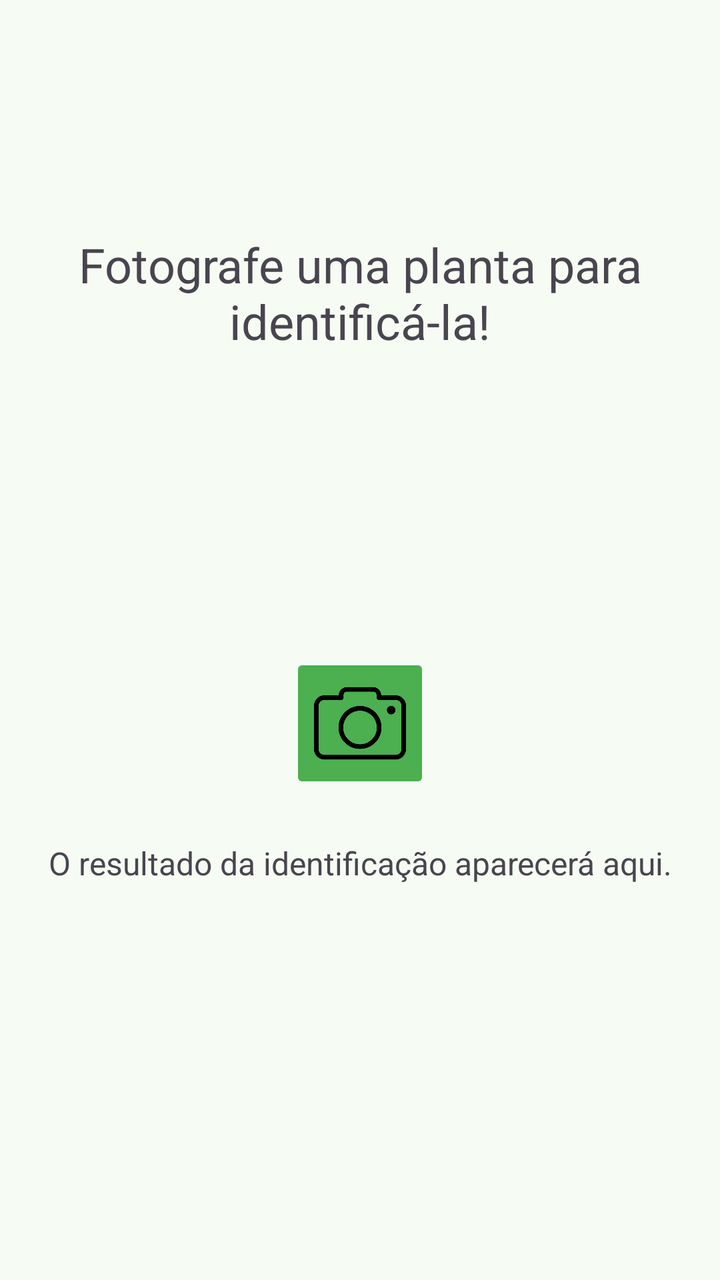
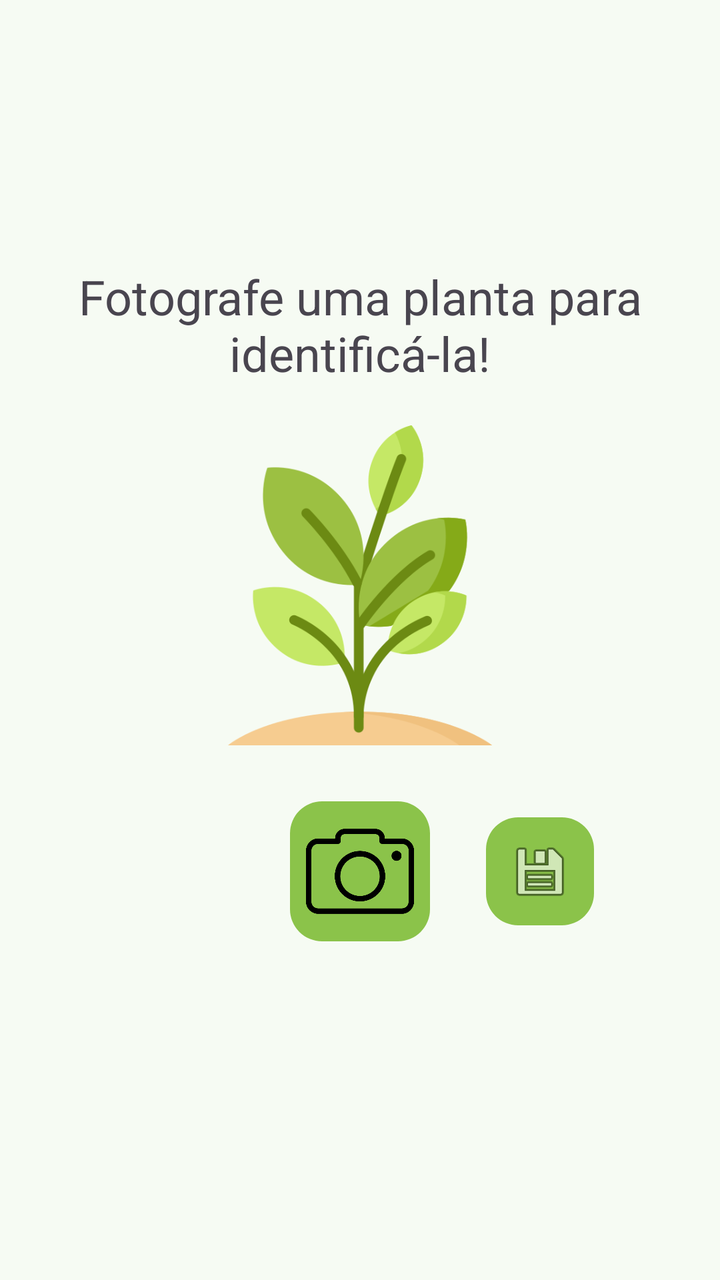

Screens rendered from an Android XML layout before and after an edit, with the pre-edit source and the edit as a unified diff.
<!-- AndroidManifest.xml: application theme Theme.MyYard -->
<!-- res/layout/fragment_catalog.xml -->
<?xml version="1.0" encoding="utf-8"?>
<LinearLayout xmlns:android="http://schemas.android.com/apk/res/android"
    xmlns:app="http://schemas.android.com/apk/res-auto"
    android:layout_width="match_parent"
    android:layout_height="match_parent"
    android:gravity="center_horizontal"
    android:orientation="vertical"
    android:padding="16dp">

    <TextView
        android:id="@+id/textView"
        android:layout_width="match_parent"
        android:layout_height="wrap_content"
        android:layout_marginTop="100dp"
        android:gravity="center"
        android:text="Fotografe uma planta para identificá-la!"
        android:textSize="24sp" />

    <ImageButton
        android:id="@+id/imageButton"
        android:layout_width="70dp"
        android:layout_height="70dp"
        android:layout_marginTop="150dp"
        android:backgroundTint="#4CAF50"
        android:scaleType="centerInside"
        app:srcCompat="@drawable/camera" />

    <ScrollView
        android:layout_width="match_parent"
        android:layout_height="wrap_content">

        <LinearLayout
            android:layout_width="match_parent"
            android:layout_height="wrap_content"
            android:orientation="vertical">

            <TextView
                android:id="@+id/tvResultado"
                android:layout_width="match_parent"
                android:layout_height="wrap_content"
                android:layout_marginTop="24dp"
                android:gravity="center"
                android:text="O resultado da identificação aparecerá aqui."
                android:textSize="16sp" />
        </LinearLayout>
    </ScrollView>

</LinearLayout>
<!-- resources referenced by this layout -->
<resources>
  <!-- drawable camera: png bitmap (drawable, 14457 bytes) -->
  <style name="Theme.MyYard" parent="Base.Theme.MyYard" />
  <style name="Base.Theme.MyYard" parent="Theme.Material3.DayNight.NoActionBar">
          
          
          <item name="colorPrimary">@color/primary_light</item>
          <item name="colorOnPrimary">@color/on_primary_light</item>
          <item name="colorPrimaryContainer">@color/primary_container_light</item>
          <item name="colorOnPrimaryContainer">@color/on_primary_container_light</item>
  
          <item name="colorSecondary">@color/secondary_light</item>
          <item name="colorOnSecondary">@color/on_secondary_light</item>
  
          
          <item name="android:colorBackground">@color/background_light</item>
          <item name="colorOnBackground">@color/on_background_light</item>
          <item name="colorSurface">@color/surface_light</item>
          <item name="colorOnSurface">@color/on_surface_light</item>
          <item name="colorSurfaceVariant">@color/surface_variant_light</item>
          <item name="colorOnSurfaceVariant">@color/on_surface_variant_light</item>
  
          
          <item name="colorError">@color/error_light</item>
          <item name="colorOnError">@color/on_error_light</item>
  
          
          <item name="android:statusBarColor">@color/background_light</item>
          <item name="android:windowLightStatusBar">true</item>
          <item name="android:navigationBarColor">@color/background_light</item>
      </style>
  <color name="primary_light">#2E6F40</color>
  <color name="on_primary_light">#FFFFFF</color>
  <color name="primary_container_light">#B3F2C2</color>
  <color name="on_primary_container_light">#00210B</color>
  <color name="secondary_light">#526350</color>
  <color name="on_secondary_light">#FFFFFF</color>
  <color name="background_light">#F6FBF3</color>
  <color name="on_background_light">#191D19</color>
  <color name="surface_light">#F6FBF3</color>
  <color name="on_surface_light">#191D19</color>
  <color name="surface_variant_light">#DEE5DA</color>
  <color name="on_surface_variant_light">#424940</color>
  <color name="error_light">#BA1A1A</color>
  <color name="on_error_light">#FFFFFF</color>
</resources>

<!-- the commit's change to res/layout/fragment_catalog.xml (unified diff, before → after) -->
@@ -1,48 +1,104 @@
 <?xml version="1.0" encoding="utf-8"?>
-<LinearLayout xmlns:android="http://schemas.android.com/apk/res/android"
+<androidx.constraintlayout.widget.ConstraintLayout xmlns:android="http://schemas.android.com/apk/res/android"
     xmlns:app="http://schemas.android.com/apk/res-auto"
+    xmlns:tools="http://schemas.android.com/tools"
     android:layout_width="match_parent"
     android:layout_height="match_parent"
     android:gravity="center_horizontal"
     android:orientation="vertical"
     android:padding="16dp">
 
-    <TextView
-        android:id="@+id/textView"
+    <LinearLayout
         android:layout_width="match_parent"
         android:layout_height="wrap_content"
-        android:layout_marginTop="100dp"
-        android:gravity="center"
-        android:text="Fotografe uma planta para identificá-la!"
-        android:textSize="24sp" />
+        android:gravity="center_horizontal"
+        android:orientation="vertical"
+        android:padding="16dp"
+        app:layout_constraintEnd_toEndOf="parent"
+        app:layout_constraintStart_toStartOf="parent"
+        app:layout_constraintTop_toTopOf="parent">
 
-    <ImageButton
-        android:id="@+id/imageButton"
-        android:layout_width="70dp"
-        android:layout_height="70dp"
-        android:layout_marginTop="150dp"
-        android:backgroundTint="#4CAF50"
-        android:scaleType="centerInside"
-        app:srcCompat="@drawable/camera" />
+        <TextView
+            android:id="@+id/textView"
+            android:layout_width="match_parent"
+            android:layout_height="wrap_content"
+            android:layout_marginTop="100dp"
+            android:gravity="center"
+            android:text="Fotografe uma planta para identificá-la!"
+            android:textSize="24sp" />
 
-    <ScrollView
-        android:layout_width="match_parent"
-        android:layout_height="wrap_content">
+        <ImageView
+            android:id="@+id/imageView"
+            android:layout_width="200dp"
+            android:layout_height="200dp"
+            android:padding="20dp"
+            app:srcCompat="@drawable/plant" />
 
         <LinearLayout
             android:layout_width="match_parent"
-            android:layout_height="wrap_content"
-            android:orientation="vertical">
+            android:layout_height="match_parent"
+            android:gravity="center_horizontal"
+            android:orientation="horizontal">
 
-            <TextView
-                android:id="@+id/tvResultado"
+            <Space
+                android:layout_width="70dp"
+                android:layout_height="70dp"
+                android:layout_marginRight="20dp" />
+
+            <com.google.android.material.imageview.ShapeableImageView
+                android:id="@+id/btnFoto"
+                android:layout_width="70dp"
+                android:layout_height="70dp"
+                android:layout_marginTop="8dp"
+                android:background="#8BC34A"
+                android:backgroundTint="#8BC34A"
+                android:clickable="true"
+                android:focusable="true"
+                android:foreground="?attr/selectableItemBackground"
+                android:scaleType="centerInside"
+                app:contentPadding="8dp"
+                app:shapeAppearanceOverlay="@style/ShapeAppearance.Material3.Corner.Large"
+                app:srcCompat="@drawable/camera" />
+
+            <com.google.android.material.imageview.ShapeableImageView
+                android:id="@+id/btnSave"
+                android:layout_width="70dp"
+                android:layout_height="70dp"
+                android:layout_marginLeft="20dp"
+                android:layout_marginTop="8dp"
+                android:background="#8BC34A"
+                android:backgroundTint="#8BC34A"
+                android:clickable="true"
+                android:focusable="true"
+                android:foreground="?attr/selectableItemBackground"
+                android:padding="8dp"
+                android:scaleType="centerInside"
+                android:visibility="visible"
+                app:contentPadding="8dp"
+                app:shapeAppearanceOverlay="@style/ShapeAppearance.Material3.Corner.Large"
+                app:srcCompat="@android:drawable/ic_menu_save" />
+        </LinearLayout>
+
+        <ScrollView
+            android:layout_width="match_parent"
+            android:layout_height="wrap_content">
+
+            <LinearLayout
                 android:layout_width="match_parent"
                 android:layout_height="wrap_content"
-                android:layout_marginTop="24dp"
-                android:gravity="center"
-                android:text="O resultado da identificação aparecerá aqui."
-                android:textSize="16sp" />
-        </LinearLayout>
-    </ScrollView>
+                android:orientation="vertical">
 
-</LinearLayout>
+                <TextView
+                    android:id="@+id/tvResultado"
+                    android:layout_width="match_parent"
+                    android:layout_height="wrap_content"
+                    android:layout_marginTop="24dp"
+                    android:gravity="center"
+                    android:textSize="16sp" />
+
+            </LinearLayout>
+        </ScrollView>
+
+    </LinearLayout>
+
+</androidx.constraintlayout.widget.ConstraintLayout>
<!-- resource entries referenced after the edit -->
@@ -1,6 +1,7 @@
 <!-- resources referenced by this layout -->
 <resources>
   <!-- drawable camera: png bitmap (drawable, 14457 bytes) -->
+  <!-- drawable plant: png bitmap (drawable, 36803 bytes) -->
   <style name="Theme.MyYard" parent="Base.Theme.MyYard" />
   <style name="Base.Theme.MyYard" parent="Theme.Material3.DayNight.NoActionBar">
           
